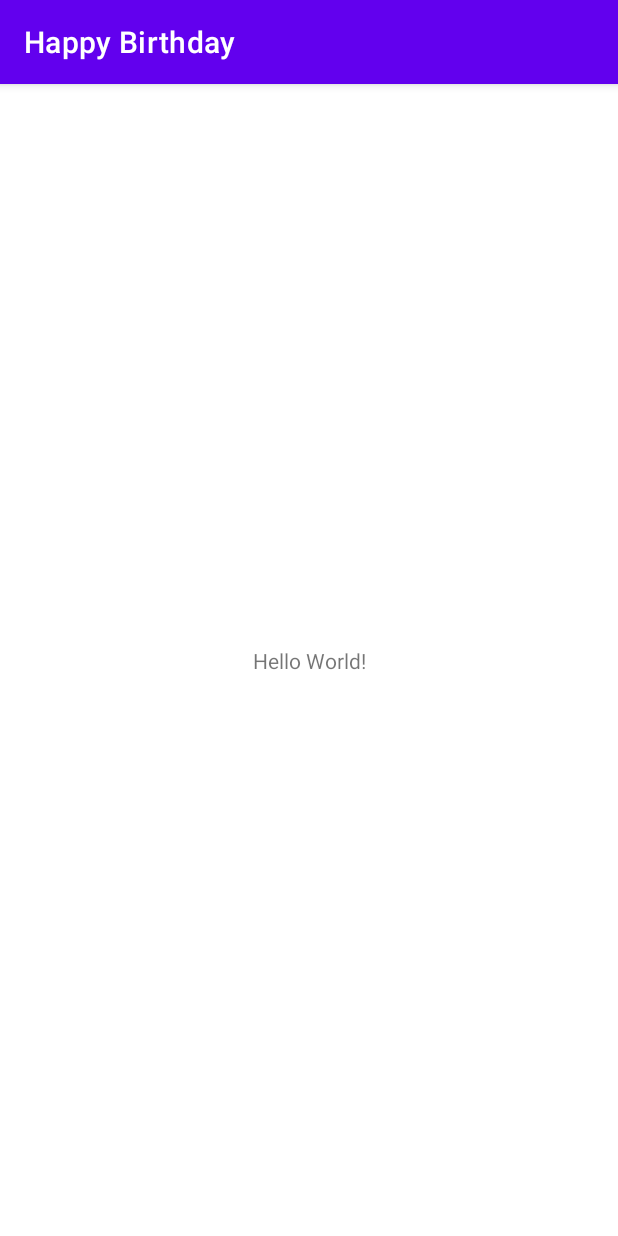
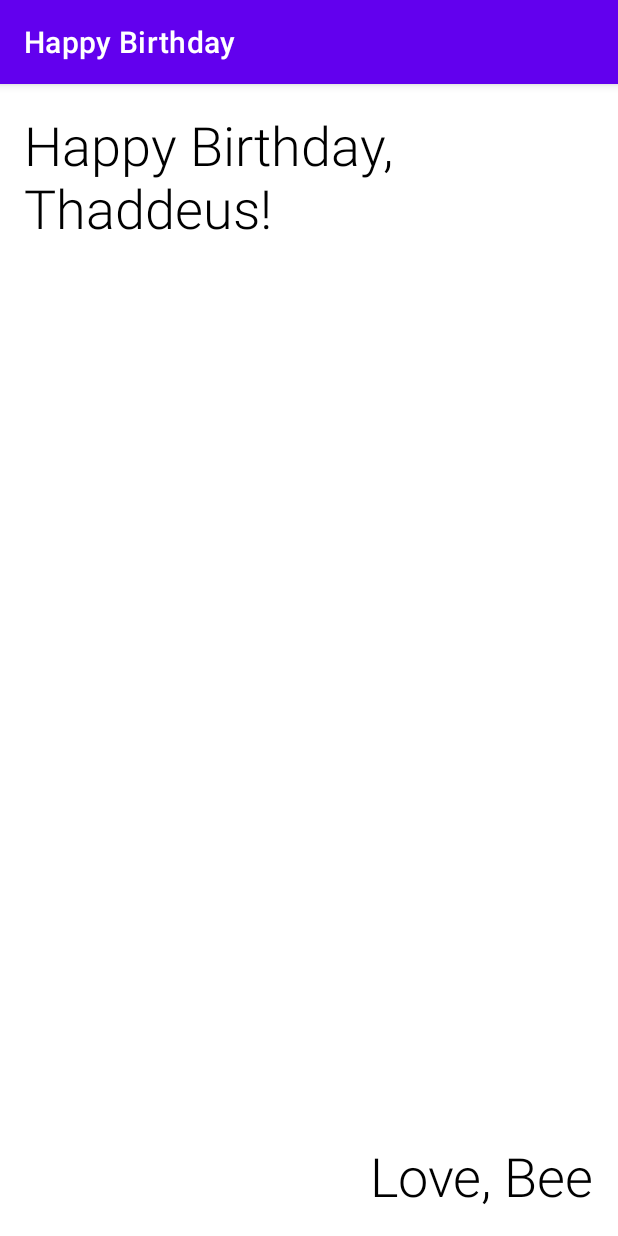
Before and after one commit to beecancode/KotlinBirthdayCard, an Android app: the screen it shows after launch (MainActivity), on a phone screen of 412 x 824 dp. Run offline under Robolectric (Android 15) with nearby library versions, the phone set to English and light mode, and no system bars.

Commit message:
Edit textView

```diff
--- a/app/src/main/res/layout/activity_main.xml
+++ b/app/src/main/res/layout/activity_main.xml
@@ -7,12 +7,28 @@
     tools:context=".MainActivity">
 
     <TextView
+        android:id="@+id/textView"
         android:layout_width="wrap_content"
         android:layout_height="wrap_content"
-        android:text="Hello World!"
-        app:layout_constraintBottom_toBottomOf="parent"
-        app:layout_constraintEnd_toEndOf="parent"
+        android:layout_marginStart="16dp"
+        android:layout_marginTop="16dp"
+        android:fontFamily="sans-serif-light"
+        android:text="Happy Birthday, Thaddeus!"
+        android:textColor="@android:color/black"
+        android:textSize="36sp"
         app:layout_constraintStart_toStartOf="parent"
         app:layout_constraintTop_toTopOf="parent" />
 
+    <TextView
+        android:id="@+id/textView2"
+        android:layout_width="wrap_content"
+        android:layout_height="wrap_content"
+        android:layout_marginEnd="16dp"
+        android:layout_marginBottom="16dp"
+        android:fontFamily="sans-serif-light"
+        android:text="Love, Bee"
+        android:textColor="@android:color/black"
+        android:textSize="36sp"
+        app:layout_constraintBottom_toBottomOf="parent"
+        app:layout_constraintEnd_toEndOf="parent" />
 </androidx.constraintlayout.widget.ConstraintLayout>
```
